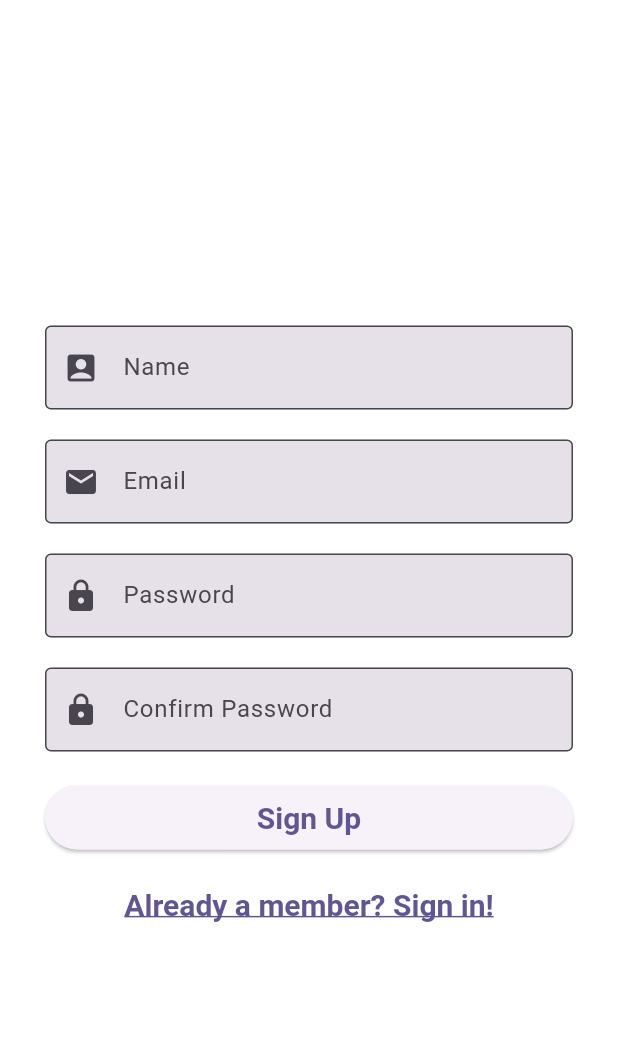
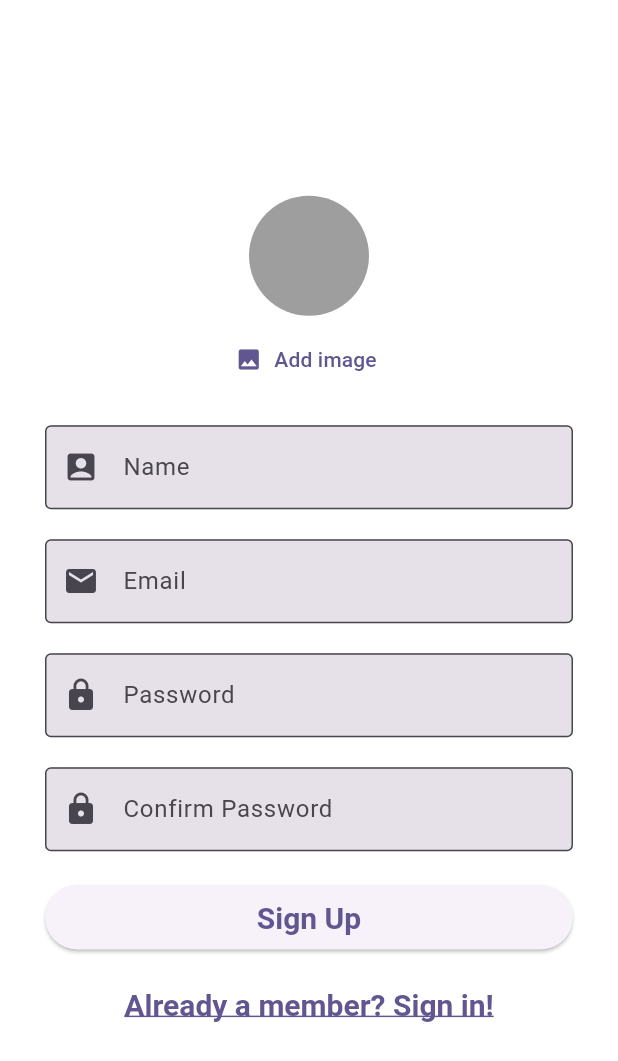
Before and after one commit to Qunnnn/flutter_chat_app, a Flutter app: the SignupPage screen opened by its route, on a phone screen of 412 x 824 dp. Shown: the top 1061 px of the screen. Run offline on Flutter 3.47's test engine with Material 3 defaults, Android fonts, the phone set to English and light mode, and no system bars; our stand-ins replace bloc, equatable, firebase_auth, firebase_core, firebase_storage, flutter_bloc and 2 more; accounts and stored records are empty.

Commit message:
feat:Using firebase storage to store image

```diff
--- a/lib/blocs/signup/signup_cubit.dart
+++ b/lib/blocs/signup/signup_cubit.dart
@@ -1,8 +1,5 @@
-import 'package:bloc/bloc.dart';
-import 'package:equatable/equatable.dart';
-
-import '../../models/custom_error.dart';
-import '../../repositories/auth_repo.dart';
+import 'dart:io';
+import '../../project_export/packages_export.dart';
 
 part 'signup_state.dart';
 
@@ -17,6 +14,7 @@ class SignupCubit extends Cubit<SignupState> {
     required String name,
     required String email,
     required String password,
+    required File image,
   }) async {
     emit(
       state.copyWith(
@@ -29,6 +27,7 @@ class SignupCubit extends Cubit<SignupState> {
         name: name,
         email: email,
         password: password,
+        image: image,
       );
       emit(
         state.copyWith(
--- a/lib/global_providers.dart
+++ b/lib/global_providers.dart
@@ -11,6 +11,7 @@ class GlobalProviders extends StatelessWidget {
         providers: [
           RepositoryProvider<AuthRepository>(
             create: (context) => AuthRepository(
+              firebaseFirestore: FirebaseStorage.instance,
               firebaseAuth: FirebaseAuth.instance,
             ),
           ),
--- a/lib/pages/index.dart
+++ b/lib/pages/index.dart
@@ -2,3 +2,4 @@ export 'signin_page.dart';
 export 'signup_page.dart';
 export 'splash_page.dart';
 export 'chat_page.dart';
+export 'widgets/index.dart';
--- a/lib/pages/signup_page.dart
+++ b/lib/pages/signup_page.dart
@@ -14,6 +14,7 @@ class _SignupPageState extends State<SignupPage> {
   AutovalidateMode _autovalidateMode = AutovalidateMode.disabled;
   final _passwordController = TextEditingController();
   String? _name, _email, _password;
+  File? _selectedImage;
 
   void _submit() {
     setState(() {
@@ -30,6 +31,7 @@ class _SignupPageState extends State<SignupPage> {
           name: _name!,
           email: _email!,
           password: _password!,
+          image: _selectedImage!,
         );
   }
 
@@ -61,6 +63,11 @@ class _SignupPageState extends State<SignupPage> {
                   child: ListView(
                     shrinkWrap: true,
                     children: [
+                      ImagePickerWidget(
+                        onPickImage: (selectedImage) {
+                          _selectedImage = selectedImage;
+                        },
+                      ),
                       const SizedBox(height: 20.0),
                       AppTextFormField(
                         labelText: 'Name',
--- /dev/null
+++ b/lib/pages/widgets/image_picker.dart
@@ -0,0 +1,54 @@
+import '../../project_export/project_export.dart';
+
+class ImagePickerWidget extends StatefulWidget {
+  const ImagePickerWidget({super.key, required this.onPickImage});
+
+  final void Function(File selectedImage) onPickImage;
+
+  @override
+  State<ImagePickerWidget> createState() => _ImageFickerState();
+}
+
+class _ImageFickerState extends State<ImagePickerWidget> {
+  File? _pickedImageFile;
+
+
+  void _pickImage() async {
+     final pickedImage = await ImagePicker().pickImage(source: ImageSource.camera, imageQuality: 50 , maxWidth: 150);
+
+     if(pickedImage == null) {
+       return;
+     }
+     setState(() {
+       _pickedImageFile = File(pickedImage.path);
+     });
+
+     widget.onPickImage(_pickedImageFile!);
+  }
+
+  @override
+  Widget build(BuildContext context) {
+    return Column(
+      children: [
+        CircleAvatar(
+          radius: 40,
+          backgroundColor: Colors.grey,
+          foregroundImage: _pickedImageFile != null ? FileImage(_pickedImageFile!) : null,
+        ),
+        const SizedBox(
+          height: 5,
+        ),
+        TextButton.icon(
+          onPressed: _pickImage,
+          icon: const Icon(Icons.image),
+          label: Text(
+            'Add image',
+            style: TextStyle(
+              color: Theme.of(context).colorScheme.primary,
+            ),
+          ),
+        ),
+      ],
+    );
+  }
+}
--- /dev/null
+++ b/lib/pages/widgets/index.dart
@@ -0,0 +1 @@
+export 'image_picker.dart';
--- a/lib/project_export/packages_export.dart
+++ b/lib/project_export/packages_export.dart
@@ -8,3 +8,6 @@ export 'package:flutter_chat_app/repositories/index.dart';
 export 'package:firebase_core/firebase_core.dart';
 export 'package:firebase_auth/firebase_auth.dart';
 export 'package:equatable/equatable.dart';
+export 'package:image_picker/image_picker.dart';
+export 'package:firebase_storage/firebase_storage.dart';
+export 'package:bloc/bloc.dart';
--- a/lib/project_export/project_export.dart
+++ b/lib/project_export/project_export.dart
@@ -1,2 +1,3 @@
 export 'packages_export.dart';
 export 'dart:async';
+export 'dart:io';
--- a/lib/repositories/auth_repo.dart
+++ b/lib/repositories/auth_repo.dart
@@ -1,15 +1,13 @@
-import 'dart:async';
-
-
 import 'package:firebase_auth/firebase_auth.dart' as fbAuth;
 
 import '../project_export/project_export.dart';
 
+class AuthRepository {
+  final FirebaseStorage firebaseFirestore;
+  final fbAuth.FirebaseAuth firebaseAuth;
 
-class AuthRepository {
-  // final FirebaseFirestore firebaseFirestore;
-  final fbAuth.FirebaseAuth firebaseAuth;
   AuthRepository({
+    required this.firebaseFirestore,
     required this.firebaseAuth,
   });
 
@@ -19,13 +17,15 @@ class AuthRepository {
     required String name,
     required String email,
     required String password,
+    required File image,
   }) async {
     try {
-      final fbAuth.UserCredential userCredential =
-          await firebaseAuth.createUserWithEmailAndPassword(
+      final userCredentials = await firebaseAuth.createUserWithEmailAndPassword(
         email: email,
         password: password,
       );
+      final storageRef =  firebaseFirestore.ref().child('user_images').child('${userCredentials.user!.uid}.jpg');
+      await storageRef.putFile(image);
     } on fbAuth.FirebaseAuthException catch (e) {
       throw CustomError(
         code: e.code,
--- a/pubspec.yaml
+++ b/pubspec.yaml
@@ -10,14 +10,14 @@ dependencies:
   flutter:
     sdk: flutter
 
-  auto_route: ^7.8.4
   cupertino_icons: ^1.0.2
-  reactive_forms: ^16.1.1
   validators: ^3.0.0
   equatable: ^2.0.5
   firebase_core: ^2.15.1
   firebase_auth: ^4.9.0
   flutter_bloc: ^8.1.3
+  image_picker: ^1.0.5
+  firebase_storage: ^11.5.6
 
 dev_dependencies:
   flutter_test:
```
Also changed, not shown: pubspec.lock, 5 other files.
